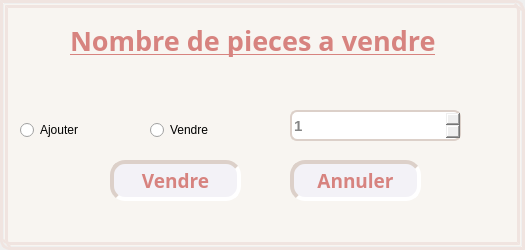
The window that Ahminy/vente.ui (hendzormati/Qt-Arduino-Sqldeveloper) describes before a commit, drawn with Qt 5.
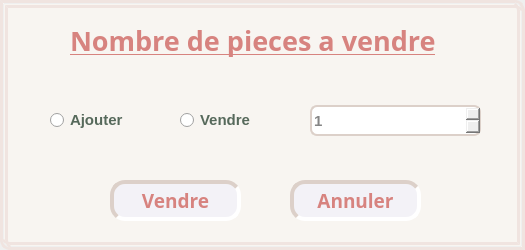
The same window after the commit.

The edit to the form file:
```diff
--- a/Ahminy/vente.ui
+++ b/Ahminy/vente.ui
@@ -71,6 +71,16 @@
 selection-background-color: #ffffff;
 selection-color:#56695b;
 }
+
+#ajouter{ color: #56695b;
+font-weight: bold;
+font-size: 15px;
+}
+
+#vendre{color: #56695b;
+font-weight: bold;
+font-size: 15px;
+}
 </string>
    </property>
    <property name="frameShape">
@@ -104,8 +114,8 @@
    <widget class="QSpinBox" name="nbresinv">
     <property name="geometry">
      <rect>
-      <x>290</x>
-      <y>110</y>
+      <x>310</x>
+      <y>105</y>
       <width>171</width>
       <height>31</height>
      </rect>
@@ -118,7 +128,7 @@
     <property name="geometry">
      <rect>
       <x>110</x>
-      <y>160</y>
+      <y>180</y>
       <width>131</width>
       <height>41</height>
      </rect>
@@ -140,7 +150,7 @@
     <property name="geometry">
      <rect>
       <x>290</x>
-      <y>160</y>
+      <y>180</y>
       <width>131</width>
       <height>41</height>
      </rect>
@@ -161,8 +171,8 @@
    <widget class="QRadioButton" name="vendre">
     <property name="geometry">
      <rect>
-      <x>150</x>
-      <y>120</y>
+      <x>180</x>
+      <y>110</y>
       <width>97</width>
       <height>20</height>
      </rect>
@@ -174,8 +184,8 @@
    <widget class="QRadioButton" name="ajouter">
     <property name="geometry">
      <rect>
-      <x>20</x>
-      <y>120</y>
+      <x>50</x>
+      <y>110</y>
       <width>97</width>
       <height>20</height>
      </rect>
```
